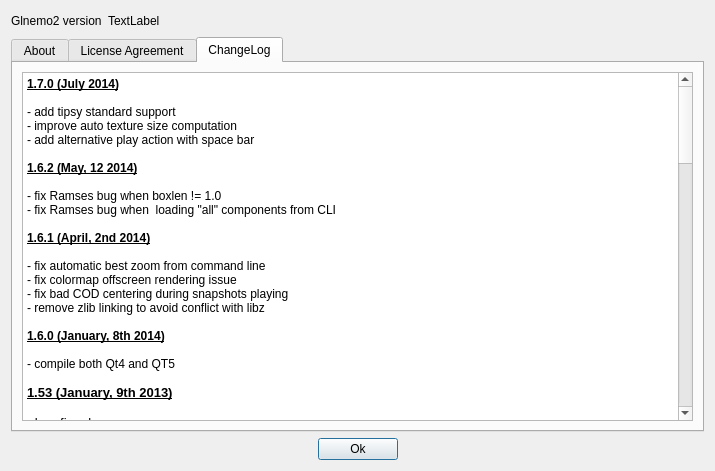
jcldc/glnemo2, file src/formabout.ui: the form before one commit.
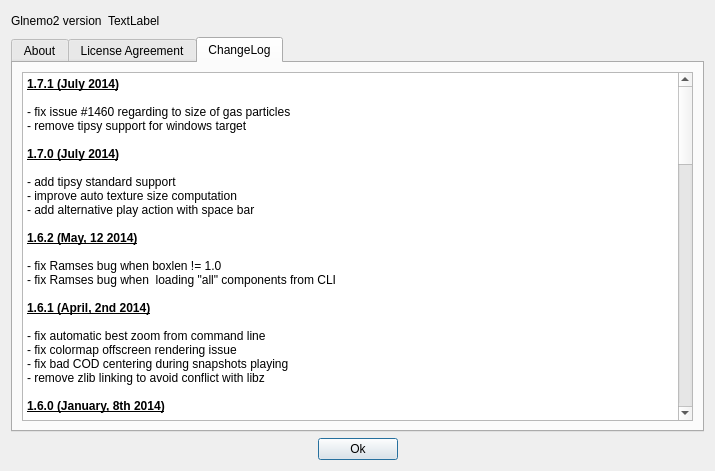
The form after the commit. Icons and pictures are not drawn.

```diff
--- a/src/formabout.ui
+++ b/src/formabout.ui
@@ -1027,6 +1027,11 @@
 &lt;table border=&quot;0&quot; style=&quot;-qt-table-type: root; margin-top:4px; margin-bottom:4px; margin-left:4px; margin-right:4px;&quot;&gt;
 &lt;tr&gt;
 &lt;td style=&quot;border: none;&quot;&gt;
+&lt;p style=&quot; margin-top:0px; margin-bottom:0px; margin-left:0px; margin-right:0px; -qt-block-indent:0; text-indent:0px;&quot;&gt;&lt;span style=&quot; font-weight:600; text-decoration: underline;&quot;&gt;1.7.1 (July 2014)&lt;/span&gt;&lt;/p&gt;
+&lt;p style=&quot;-qt-paragraph-type:empty; margin-top:0px; margin-bottom:0px; margin-left:0px; margin-right:0px; -qt-block-indent:0; text-indent:0px; font-weight:600; text-decoration: underline;&quot;&gt;&lt;br /&gt;&lt;/p&gt;
+&lt;p style=&quot; margin-top:0px; margin-bottom:0px; margin-left:0px; margin-right:0px; -qt-block-indent:0; text-indent:0px;&quot;&gt;- fix issue #1460 regarding to size of gas particles&lt;/p&gt;
+&lt;p style=&quot; margin-top:0px; margin-bottom:0px; margin-left:0px; margin-right:0px; -qt-block-indent:0; text-indent:0px;&quot;&gt;- remove tipsy support for windows target&lt;/p&gt;
+&lt;p style=&quot;-qt-paragraph-type:empty; margin-top:0px; margin-bottom:0px; margin-left:0px; margin-right:0px; -qt-block-indent:0; text-indent:0px;&quot;&gt;&lt;br /&gt;&lt;/p&gt;
 &lt;p style=&quot; margin-top:0px; margin-bottom:0px; margin-left:0px; margin-right:0px; -qt-block-indent:0; text-indent:0px;&quot;&gt;&lt;span style=&quot; font-weight:600; text-decoration: underline;&quot;&gt;1.7.0 (July 2014)&lt;/span&gt;&lt;/p&gt;
 &lt;p style=&quot;-qt-paragraph-type:empty; margin-top:0px; margin-bottom:0px; margin-left:0px; margin-right:0px; -qt-block-indent:0; text-indent:0px; font-weight:600; text-decoration: underline;&quot;&gt;&lt;br /&gt;&lt;/p&gt;
 &lt;p style=&quot; margin-top:0px; margin-bottom:0px; margin-left:0px; margin-right:0px; -qt-block-indent:0; text-indent:0px;&quot;&gt;- add tipsy standard support&lt;/p&gt;
```
